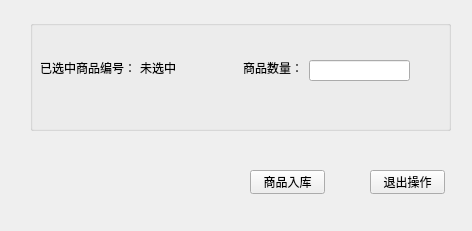
Before: the Qt Designer form ui/uploadwarehouse.ui in xiaoyangst/WarehouseManageSys, drawn with Qt 5.
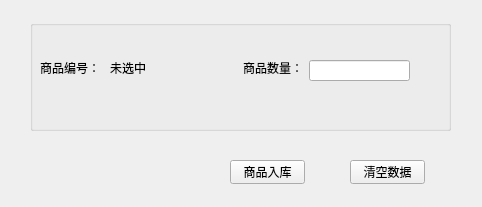
After: the same form once the commit is applied. Icons and pictures are not drawn.

Commit message: 商品入库+显示数据

The edit to the form file:
```diff
--- a/ui/uploadwarehouse.ui
+++ b/ui/uploadwarehouse.ui
@@ -6,8 +6,8 @@
    <rect>
     <x>0</x>
     <y>0</y>
-    <width>472</width>
-    <height>231</height>
+    <width>482</width>
+    <height>207</height>
    </rect>
   </property>
   <property name="windowTitle">
@@ -35,7 +35,7 @@
      </rect>
     </property>
     <property name="text">
-     <string>已选中商品编号：</string>
+     <string>商品编号：</string>
     </property>
    </widget>
    <widget class="QLabel" name="label_2">
@@ -64,7 +64,7 @@
    <widget class="QLabel" name="showLabel">
     <property name="geometry">
      <rect>
-      <x>110</x>
+      <x>80</x>
       <y>40</y>
       <width>54</width>
       <height>16</height>
@@ -78,8 +78,8 @@
   <widget class="QPushButton" name="uploadBtn">
    <property name="geometry">
     <rect>
-     <x>250</x>
-     <y>170</y>
+     <x>230</x>
+     <y>160</y>
      <width>75</width>
      <height>24</height>
     </rect>
@@ -91,14 +91,18 @@
   <widget class="QPushButton" name="cloaseBtn">
    <property name="geometry">
     <rect>
-     <x>370</x>
-     <y>170</y>
+     <x>350</x>
+     <y>160</y>
      <width>75</width>
      <height>24</height>
     </rect>
    </property>
    <property name="text">
-    <string>退出操作</string>
+    <string>清空数据</string>
+   </property>
+   <property name="icon">
+    <iconset resource="../sources/resource.qrc">
+     <normaloff>:/icons/clear.ico</normaloff>:/icons/clear.ico</iconset>
    </property>
   </widget>
  </widget>
```
Left out of the diff: 8 changed lines with no effect on the pictures. The commit also changes 21 other files.
